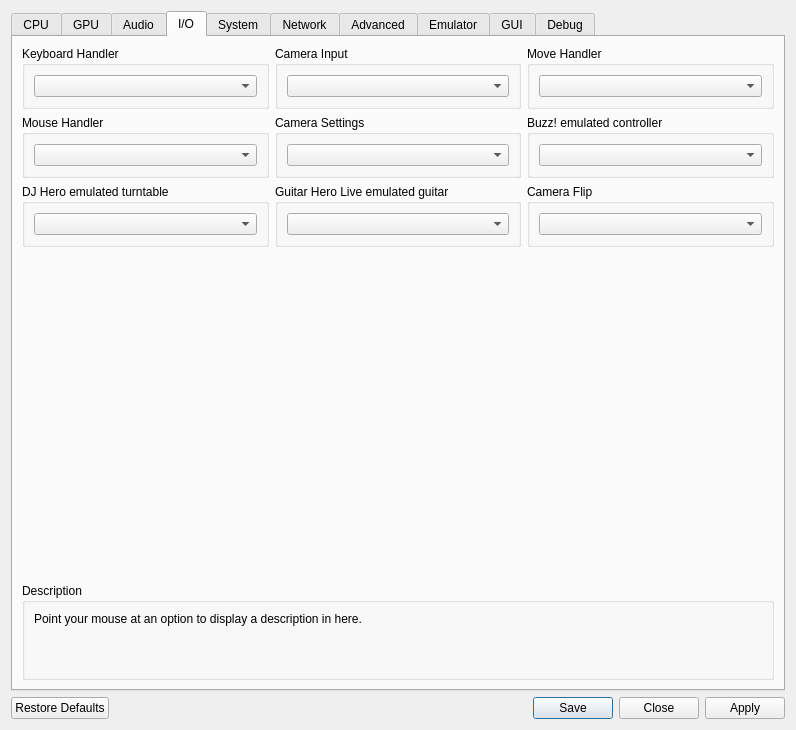
Old version of the form rpcs3/rpcs3qt/settings_dialog.ui in the repository RPCS3/rpcs3.
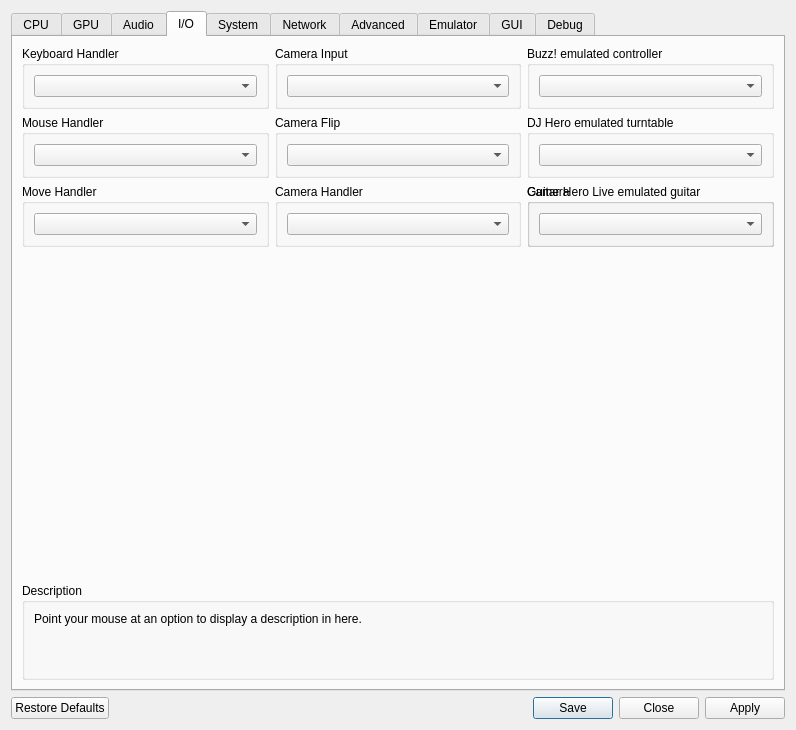
New version of the form. The open tabs and pages were chosen to show the change. Icons and pictures are not drawn.

Commit message: cellCamera: Implement dynamic camera selection

What changed in the file:
```diff
--- a/rpcs3/rpcs3qt/settings_dialog.ui
+++ b/rpcs3/rpcs3qt/settings_dialog.ui
@@ -1412,10 +1412,10 @@
       <attribute name="title">
        <string>I/O</string>
       </attribute>
-      <layout class="QVBoxLayout" name="inputTab_layout" stretch="0,0,0,1,0">
+      <layout class="QVBoxLayout" name="inputTab_layout">
        <item>
-        <layout class="QHBoxLayout" name="inputTabLayout1" stretch="1,1,1">
-         <item>
+        <layout class="QGridLayout" name="ioGridLayout">
+         <item row="0" column="0">
           <widget class="QGroupBox" name="gb_keyboard_handler">
            <property name="title">
             <string>Keyboard Handler</string>
@@ -1427,35 +1427,7 @@
            </layout>
           </widget>
          </item>
-         <item>
-          <widget class="QGroupBox" name="gb_camera_type">
-           <property name="title">
-            <string>Camera Input</string>
-           </property>
-           <layout class="QVBoxLayout" name="gb_camera_type_layout">
-            <item>
-             <widget class="QComboBox" name="cameraTypeBox"/>
-            </item>
-           </layout>
-          </widget>
-         </item>
-         <item>
-          <widget class="QGroupBox" name="gb_move_handler">
-           <property name="title">
-            <string>Move Handler</string>
-           </property>
-           <layout class="QVBoxLayout" name="gb_move_handler_layout">
-            <item>
-             <widget class="QComboBox" name="moveBox"/>
-            </item>
-           </layout>
-          </widget>
-         </item>
-        </layout>
-       </item>
-       <item>
-        <layout class="QHBoxLayout" name="inputTabLayout2" stretch="1,1,1">
-         <item>
+         <item row="1" column="0">
           <widget class="QGroupBox" name="gb_mouse_handler">
            <property name="title">
             <string>Mouse Handler</string>
@@ -1467,19 +1439,7 @@
            </layout>
           </widget>
          </item>
-         <item>
-          <widget class="QGroupBox" name="gb_camera_setting">
-           <property name="title">
-            <string>Camera Settings</string>
-           </property>
-           <layout class="QVBoxLayout" name="gb_camera_setting_layout">
-            <item>
-             <widget class="QComboBox" name="cameraBox"/>
-            </item>
-           </layout>
-          </widget>
-         </item>
-         <item>
+         <item row="0" column="2">
           <widget class="QGroupBox" name="gb_buzz_emulated">
            <property name="title">
             <string>Buzz! emulated controller</string>
@@ -1491,11 +1451,7 @@
            </layout>
           </widget>
          </item>
-        </layout>
-       </item>
-       <item>
-        <layout class="QHBoxLayout" name="inputTabLayout3">
-         <item>
+         <item row="1" column="2">
           <widget class="QGroupBox" name="gb_turntable_emulated">
            <property name="title">
             <string>DJ Hero emulated turntable</string>
@@ -1507,19 +1463,19 @@
            </layout>
           </widget>
          </item>
-         <item>
-          <widget class="QGroupBox" name="gb_ghltar_emulated">
+         <item row="0" column="1">
+          <widget class="QGroupBox" name="gb_camera_type">
            <property name="title">
-            <string>Guitar Hero Live emulated guitar</string>
+            <string>Camera Input</string>
            </property>
-           <layout class="QVBoxLayout" name="gb_ghltar_emulated_layout">
+           <layout class="QVBoxLayout" name="gb_camera_type_layout">
             <item>
-             <widget class="QComboBox" name="ghltarBox"/>
+             <widget class="QComboBox" name="cameraTypeBox"/>
             </item>
            </layout>
           </widget>
          </item>
-         <item>
+         <item row="1" column="1">
           <widget class="QGroupBox" name="gb_camera_flip">
            <property name="title">
             <string>Camera Flip</string>
@@ -1531,6 +1487,54 @@
            </layout>
           </widget>
          </item>
+         <item row="2" column="1">
+          <widget class="QGroupBox" name="gb_camera_setting">
+           <property name="title">
+            <string>Camera Handler</string>
+           </property>
+           <layout class="QVBoxLayout" name="gb_camera_setting_layout">
+            <item>
+             <widget class="QComboBox" name="cameraBox"/>
+            </item>
+           </layout>
+          </widget>
+         </item>
+         <item row="2" column="2">
+          <widget class="QGroupBox" name="gb_ghltar_emulated">
+           <property name="title">
+            <string>Guitar Hero Live emulated guitar</string>
+           </property>
+           <layout class="QVBoxLayout" name="gb_ghltar_emulated_layout">
+            <item>
+             <widget class="QComboBox" name="ghltarBox"/>
+            </item>
+           </layout>
+          </widget>
+         </item>
+         <item row="2" column="0">
+          <widget class="QGroupBox" name="gb_move_handler">
+           <property name="title">
+            <string>Move Handler</string>
+           </property>
+           <layout class="QVBoxLayout" name="gb_move_handler_layout">
+            <item>
+             <widget class="QComboBox" name="moveBox"/>
+            </item>
+           </layout>
+          </widget>
+         </item>
+         <item row="2" column="2">
+          <widget class="QGroupBox" name="gb_camera_id">
+           <property name="title">
+            <string>Camera</string>
+           </property>
+           <layout class="QVBoxLayout" name="camera_id_layout">
+            <item>
+             <widget class="QComboBox" name="cameraIdBox"/>
+            </item>
+           </layout>
+          </widget>
+         </item>
         </layout>
        </item>
        <item>
```
The commit also changes 6 other files.
